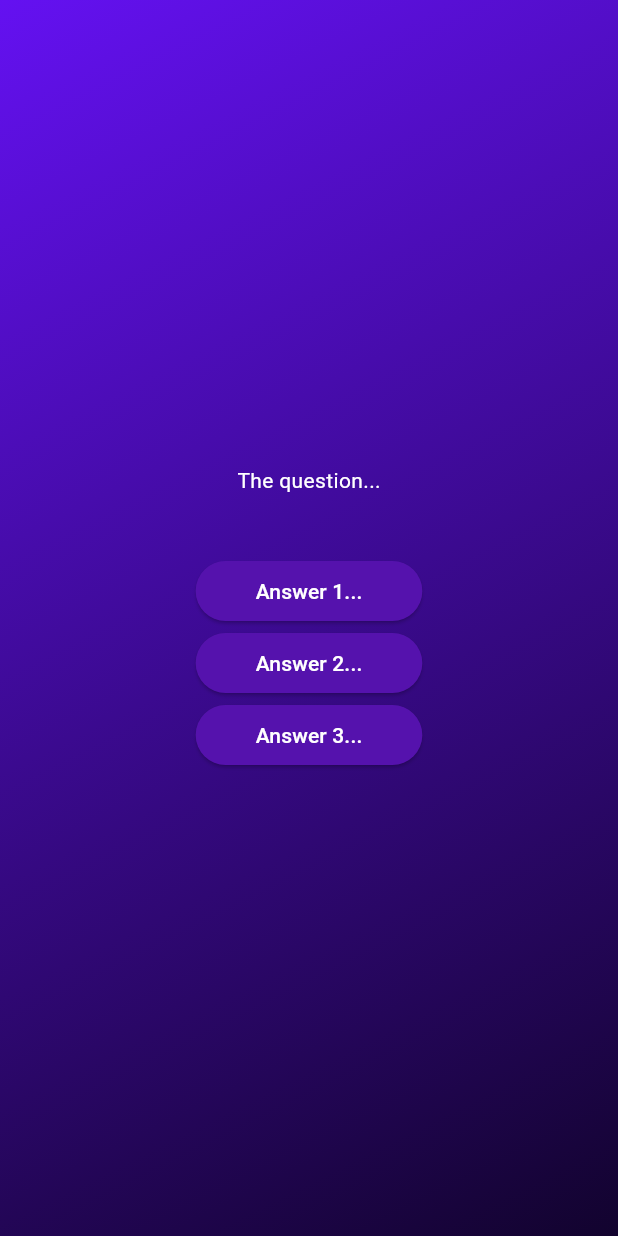
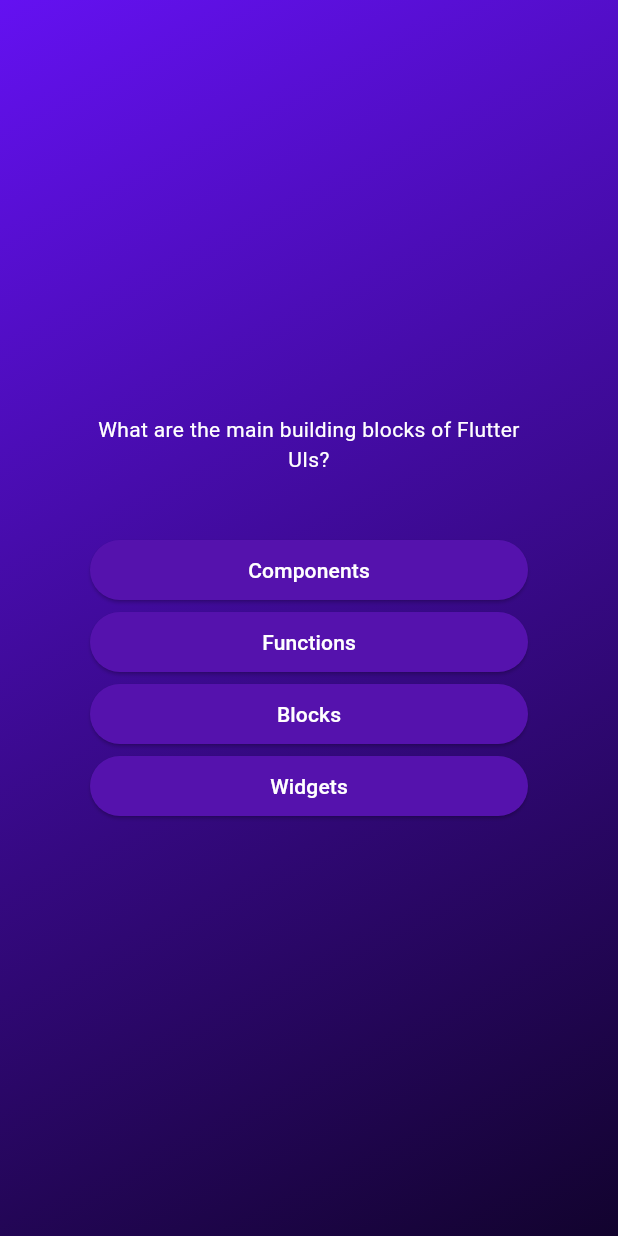
Before and after one commit to gageb3/flutter-quiz-app, a Flutter app: the screen it shows after launch, after a tap on "Start Quiz!", on a phone screen of 412 x 824 dp. Run offline on Flutter 3.47's test engine with Material 3 defaults, Android fonts, the phone set to English and light mode, and no system bars.

Commit message:
Updated code with recent changes

```diff
--- a/lib/models/quiz_question.dart
+++ b/lib/models/quiz_question.dart
@@ -3,4 +3,10 @@ const QuizQuestion(this.text, this.answers);
 
   final String text;
   final List<String> answers;
+
+  List<String> getShuffledAnswers () {
+    final shuffledList = List.of(answers);
+    shuffledList.shuffle();
+    return shuffledList;
+  }
 }
--- a/lib/questions_screen.dart
+++ b/lib/questions_screen.dart
@@ -1,46 +1,51 @@
 //stateful widget return text widget
 import 'package:flutter/material.dart';
 import 'package:quiz_app/answer_button.dart';
+import 'package:quiz_app/data/questions.dart';
 
 class QuestionsScreen extends StatefulWidget {
   const QuestionsScreen({super.key});
   @override
   State<QuestionsScreen> createState() {
     return _QuestionsScreenState();
-
   }
-
 }
 
 class _QuestionsScreenState extends State<QuestionsScreen> {
+  var currentQuestionIndex = 0;
+
+  void answerQuestion () {
+    //currentQuestionIndex += 1;
+    setState(() {
+      currentQuestionIndex++;
+    });
+  }
+
   @override
   Widget build(context) {
+    final currentQuestion = questions[currentQuestionIndex];
     return SizedBox(
       width: double.infinity,
+      child: Container(
+        margin: const EdgeInsets.all(60),
         child: Column(
           mainAxisAlignment: MainAxisAlignment.center,
-        children:  [
-        const Text(
-          'The question...',
-          style: TextStyle(
-            color: Colors.white,
+          crossAxisAlignment: CrossAxisAlignment.stretch,
+          children: [
+            Text(
+              currentQuestion.text,
+              style: const TextStyle(
+                color: Colors.white
                 ),
+                textAlign: TextAlign.center,
             ),
             const SizedBox(height: 40),
-        AnswerButton(
-          answerText: 'Answer 1...',
-          onTap: () {},
-          ),
-        AnswerButton(
-          answerText: 'Answer 2...',
-          onTap: () {},
-          ),
-        AnswerButton(
-          answerText: 'Answer 3...',
-          onTap: () {},
-          ),
+            ...currentQuestion.getShuffledAnswers().map((answer) {
+              return AnswerButton(answerText: answer, onTap: answerQuestion);
+            })
 
           ],
+        ),
       ),
     );
   }
--- a/pubspec.yaml
+++ b/pubspec.yaml
@@ -59,7 +59,7 @@ flutter:
 
   # To add assets to your application, add an assets section, like this:
   assets:
-     - assets/images/quiz-logo.png
+    - assets/images/quiz-logo.png
 
   # An image asset can refer to one or more resolution-specific "variants", see
   # https://flutter.dev/to/resolution-aware-images
```
Also changed, not shown: lib/data/questions.dart (+8 -20 lines). Lines whose indentation alone changed are shown as unchanged.
